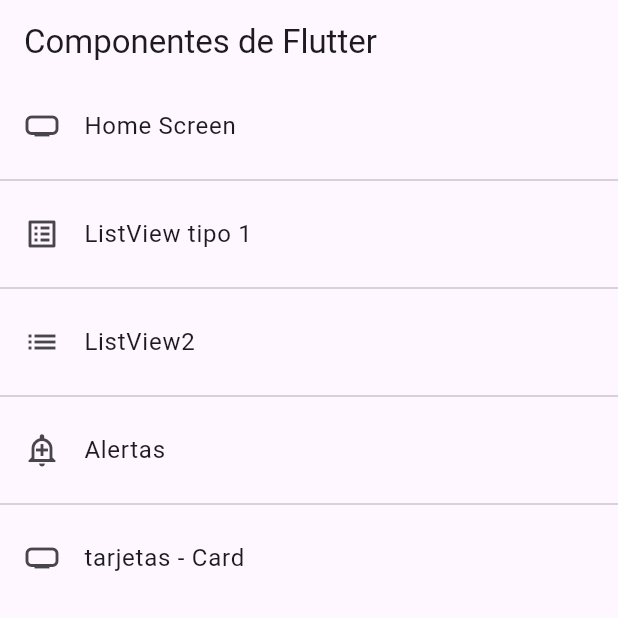
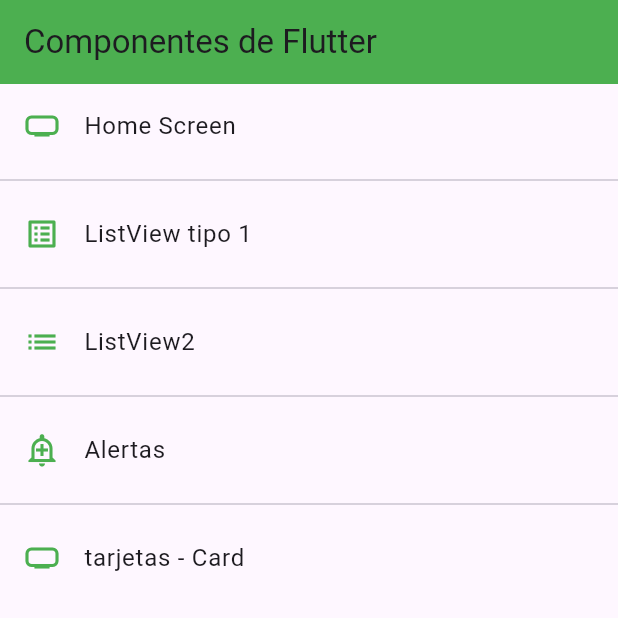
Before and after one commit to Guillermojs9/fl_components, a Flutter app: the screen it shows after launch, on a phone screen of 412 x 824 dp, the top half of it. Run offline on Flutter 3.47's test engine with Material 3 defaults, Android fonts, the phone set to English and light mode, and no system bars.

```diff
--- a/lib/main.dart
+++ b/lib/main.dart
@@ -1,4 +1,5 @@
 import 'package:fl_components/router/app_routes.dart';
+import 'package:fl_components/theme/app_theme.dart';
 import 'package:flutter/material.dart';
 
 void main() => runApp(const MyApp());
@@ -15,6 +16,7 @@ class MyApp extends StatelessWidget {
       initialRoute: AppRoutes.initialRoute,
       routes: AppRoutes.getAppRoutes(),
       onGenerateRoute: AppRoutes.onGenerateRoute,
+      theme: AppTheme.lightTheme,
     );
   }
 }
--- /dev/null
+++ b/lib/theme/app_theme.dart
@@ -0,0 +1,23 @@
+import 'package:flutter/material.dart';
+
+class AppTheme {
+  static const Color primary = Colors.green;
+
+  static final ThemeData lightTheme = ThemeData.light().copyWith(
+    //Color primario
+    primaryColor: primary,
+    //AppBar Theme
+    appBarTheme: const AppBarTheme(
+      color: primary,
+      elevation: 0,
+    ),
+    //ListTile Theme
+    listTileTheme: const ListTileThemeData(
+      iconColor: primary,
+    ),
+    //TextButton Theme
+    textButtonTheme: TextButtonThemeData(
+      style: TextButton.styleFrom(foregroundColor: primary),
+    ),
+  );
+}
--- /dev/null
+++ b/lib/widgets/widgets.dart
@@ -0,0 +1,2 @@
+export 'package:fl_components/widgets/custom_card_tipo1.dart';
+export 'package:fl_components/widgets/custom_card_tipo2.dart';
--- a/pubspec.yaml
+++ b/pubspec.yaml
@@ -59,7 +59,8 @@ flutter:
   uses-material-design: true
 
   # To add assets to your application, add an assets section, like this:
-  # assets:
+  assets:
+  - assets/
   #   - images/a_dot_burr.jpeg
   #   - images/a_dot_ham.jpeg
 
```
Also changed, not shown: lib/screens/card_screen.dart (+14 -3 lines), lib/widgets/custom_card_tipo1.dart (added, +37 -0 lines), lib/widgets/custom_card_tipo2.dart (added, +34 -0 lines), assets/jar-loading.gif (added).
